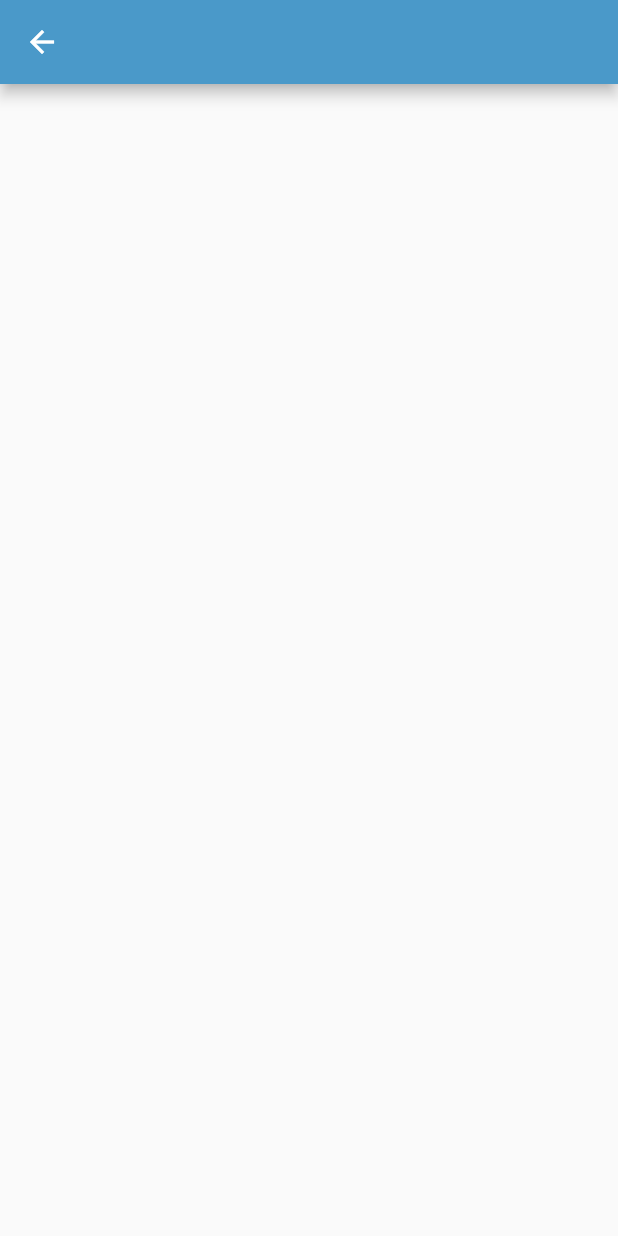
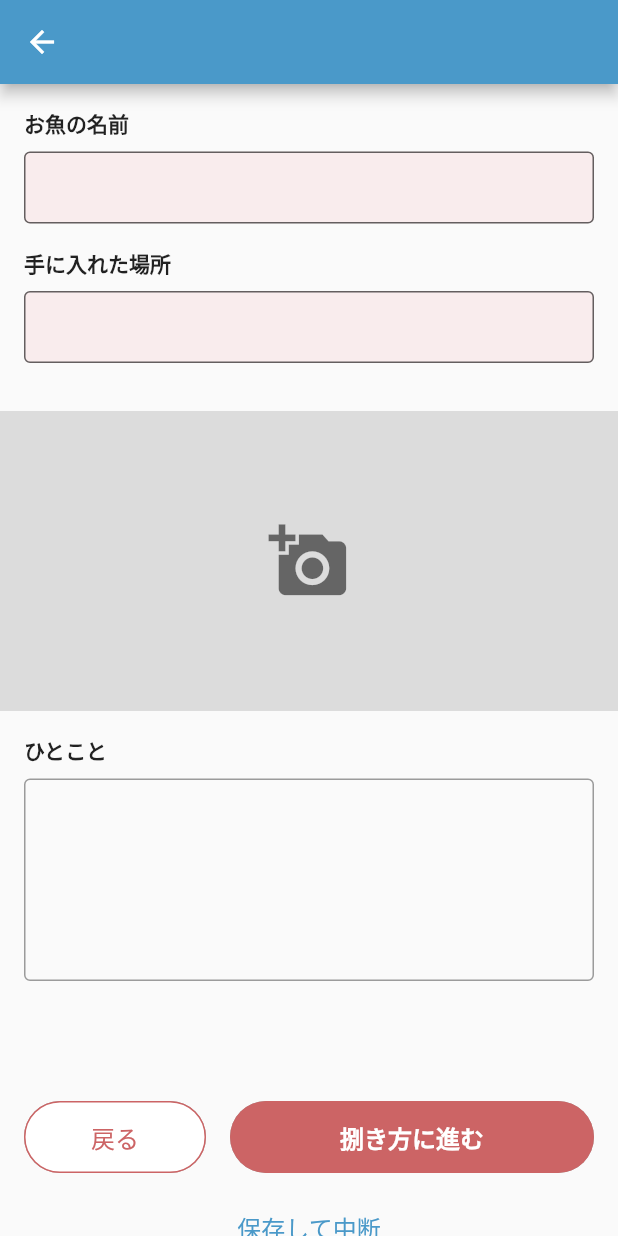
Before and after one commit to chooyan-eng/Sengyo, a Flutter app: the SubmitFishPage screen opened directly, on a phone screen of 412 x 824 dp. Run offline on Flutter 3.47's test engine with Material 2 defaults, Android fonts, the phone set to English and light mode, and no system bars.

Commit message:
submit fish page

```diff
--- a/lib/view/postlist/post_list_page.dart
+++ b/lib/view/postlist/post_list_page.dart
@@ -3,6 +3,7 @@ import 'package:sengyo/view/app_drawer.dart';
 import 'package:sengyo/view/postlist/widget/pickup_list.dart';
 import 'package:sengyo/view/postlist/widget/post_list_item.dart';
 import 'package:sengyo/view/submit/submit_fish_page.dart';
+import 'package:sengyo/view/submit/submit_fish_scene.dart';
 import 'package:sengyo/view/widget/app_colors.dart';
 
 class PostListPage extends StatelessWidget {
@@ -33,8 +34,9 @@ class PostListPage extends StatelessWidget {
       ),
       floatingActionButton: FloatingActionButton(
         onPressed: () {
-          return Navigator.of(context).push(MaterialPageRoute(builder: (context) => SubmitFishPage()));
+          return Navigator.of(context).push(MaterialPageRoute(builder: (context) => SubmitFishScene()));
         },
+        child: Icon(Icons.edit),
       ),
       drawer: AppDrawer(),
       body: SingleChildScrollView(
--- a/lib/view/submit/submit_fish_page.dart
+++ b/lib/view/submit/submit_fish_page.dart
@@ -1,10 +1,60 @@
 import 'package:flutter/material.dart';
+import 'package:sengyo/view/submit/widget/form_actions.dart';
+import 'package:sengyo/view/submit/widget/multipleline_text_field.dart';
+import 'package:sengyo/view/submit/widget/singleline_text_field.dart';
+import 'package:sengyo/view/widget/app_colors.dart';
+import 'package:sengyo/view/widget/app_text_style.dart';
 
 class SubmitFishPage extends StatelessWidget {
   @override
   Widget build(BuildContext context) {
     return Scaffold(
       appBar: AppBar(),
+      body: SingleChildScrollView(
+        child: Column(
+          crossAxisAlignment: CrossAxisAlignment.start,
+          children: <Widget>[
+            Padding(
+              padding: const EdgeInsets.all(16),
+              child: Column(
+                crossAxisAlignment: CrossAxisAlignment.start,
+                children: <Widget>[
+                  Text('お魚の名前', style: AppTextStyle.label),
+                  const SizedBox(height: 8),
+                  SingleLineTextField(isRequired: true),
+                  const SizedBox(height: 16),
+                  Text('手に入れた場所', style: AppTextStyle.label),
+                  const SizedBox(height: 8),
+                  SingleLineTextField(isRequired: true),
+                  const SizedBox(height: 16),
+                ],
+              ),
+            ),
+            Container(
+              width: double.infinity,
+              height: 200,
+              color: Colors.black12,
+              child: Center(
+                child: Icon(Icons.add_a_photo, color: Colors.black54, size: 54,)
+              ),
+            ),
+            Padding(
+              padding: const EdgeInsets.all(16),
+              child: Column(
+                crossAxisAlignment: CrossAxisAlignment.start,
+                children: <Widget>[
+                  Text('ひとこと', style: AppTextStyle.label),
+                  const SizedBox(height: 8),
+                  MultipleLineTextField(isRequired: false),
+                  const SizedBox(height: 16),
+                ],
+              ),
+            ),
+            const SizedBox(height: 32),
+            FormActions(),
+          ],
+        ),
+      ),
     );
   }
 }
--- /dev/null
+++ b/lib/view/submit/widget/form_actions.dart
@@ -0,0 +1,97 @@
+import 'package:flutter/material.dart';
+import 'package:sengyo/view/widget/app_colors.dart';
+
+class FormActions extends StatelessWidget {
+  final VoidCallback onBackTap;
+  final VoidCallback onForwardTap;
+  final VoidCallback onPauseTap;
+
+  const FormActions({
+    Key key,
+    this.onBackTap,
+    this.onForwardTap,
+    this.onPauseTap,
+  }) : super(key: key);
+
+  @override
+  Widget build(BuildContext context) {
+    final whiteSpaceWidth = 16 * 3;
+    final forwardButtonWidth = (MediaQuery.of(context).size.width - whiteSpaceWidth) * 2 / 3;
+    final backButtonWidth = MediaQuery.of(context).size.width - whiteSpaceWidth - forwardButtonWidth;
+
+    return Padding(
+      padding: const EdgeInsets.all(16),
+      child: Column(
+        children: <Widget>[
+          Row(
+            children: <Widget>[
+              RaisedButton(
+                onPressed: onBackTap,
+                padding: const EdgeInsets.all(0.0),
+                shape: RoundedRectangleBorder(
+                  borderRadius: BorderRadius.circular(24),
+                ),
+                child: Container(
+                  width: backButtonWidth,
+                  height: 48,
+                  decoration: BoxDecoration(
+                    color: Colors.white,
+                    border: Border.all(color: AppColors.accent, width: 1),
+                    borderRadius: BorderRadius.circular(24),
+                  ),
+                  child: Center(
+                    child: Text(
+                      '戻る',
+                      style: TextStyle(
+                        fontSize: 16,
+                        color: AppColors.accent,
+                      ),
+                    ),
+                  ),
+                ),
+              ),
+              const SizedBox(width: 16),
+              RaisedButton(
+                onPressed: onForwardTap,
+                padding: const EdgeInsets.all(0.0),
+                shape: RoundedRectangleBorder(
+                  borderRadius: BorderRadius.circular(24),
+                ),
+                child: Container(
+                  width: forwardButtonWidth,
+                  height: 48,
+                  decoration: BoxDecoration(
+                    borderRadius: BorderRadius.circular(24),
+                    color: AppColors.accent,
+                  ),
+                  child: Center(
+                    child: Text(
+                      '捌き方に進む',
+                      style: TextStyle(
+                        fontSize: 16,
+                        fontWeight: FontWeight.bold,
+                        color: Colors.white,
+                      ),
+                    ),
+                  ),
+                ),
+              ),
+            ],
+          ),
+          const SizedBox(height: 16),
+          InkWell(
+            onTap: onPauseTap,
+            child: Padding(
+              padding: EdgeInsets.symmetric(horizontal: 36, vertical: 8),
+              child: Text(
+                '保存して中断',
+                style: TextStyle(fontSize: 16, color: AppColors.theme),
+              ),
+            ),
+          ),
+          const SizedBox(height: 60),
+        ],
+      ),
+    );
+  }
+}
--- /dev/null
+++ b/lib/view/submit/widget/multipleline_text_field.dart
@@ -0,0 +1,28 @@
+import 'package:flutter/material.dart';
+import 'package:sengyo/view/widget/app_colors.dart';
+
+class MultipleLineTextField extends StatelessWidget {
+  final bool isRequired;
+
+  const MultipleLineTextField({
+    Key key,
+    this.isRequired,
+  }) : super(key: key);
+
+  @override
+  Widget build(BuildContext context) {
+    return TextField(
+      maxLines: 5,
+      minLines: 5,
+      decoration: InputDecoration(
+        fillColor: AppColors.accent.shade50,
+        filled: isRequired,
+        border: OutlineInputBorder(
+          borderSide: BorderSide(
+            color: AppColors.theme,
+          ),
+        ),
+      ),
+    );
+  }
+}
--- /dev/null
+++ b/lib/view/submit/widget/singleline_text_field.dart
@@ -0,0 +1,29 @@
+import 'package:flutter/material.dart';
+import 'package:sengyo/view/widget/app_colors.dart';
+
+class SingleLineTextField extends StatelessWidget {
+  final bool isRequired;
+
+  const SingleLineTextField({
+    Key key,
+    this.isRequired,
+  }) : super(key: key);
+
+  @override
+  Widget build(BuildContext context) {
+    return Container(
+      height: 48,
+      child: TextField(
+        decoration: InputDecoration(
+          fillColor: AppColors.accent.shade50,
+          filled: isRequired,
+          border: OutlineInputBorder(
+            borderSide: BorderSide(
+              color: AppColors.theme,
+            ),
+          ),
+        ),
+      ),
+    );
+  }
+}
```
